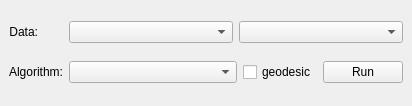
The window that gerbil/gui/docks/graphsegmentationdock.ui (gerbilvis/gerbil) describes before a commit, drawn with Qt 5.
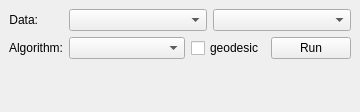
The same window after the commit. Icons and pictures are not drawn.

Commit message: add spacers to dock widgets, set min size on views, hide UsSeg per default.

```diff
--- a/gerbil/gui/docks/graphsegmentationdock.ui
+++ b/gerbil/gui/docks/graphsegmentationdock.ui
@@ -6,12 +6,12 @@
    <rect>
     <x>0</x>
     <y>0</y>
-    <width>412</width>
-    <height>106</height>
+    <width>360</width>
+    <height>112</height>
    </rect>
   </property>
   <property name="sizePolicy">
-   <sizepolicy hsizetype="MinimumExpanding" vsizetype="Fixed">
+   <sizepolicy hsizetype="MinimumExpanding" vsizetype="Minimum">
     <horstretch>0</horstretch>
     <verstretch>0</verstretch>
    </sizepolicy>
@@ -21,7 +21,7 @@
   </property>
   <widget class="QWidget" name="dockWidgetContents">
    <layout class="QGridLayout" name="gridLayout">
-    <item row="2" column="0">
+    <item row="3" column="0">
      <widget class="QLabel" name="label_23">
       <property name="sizePolicy">
        <sizepolicy hsizetype="Fixed" vsizetype="Fixed">
@@ -53,7 +53,7 @@
       </property>
      </widget>
     </item>
-    <item row="2" column="1" colspan="2">
+    <item row="3" column="1" colspan="2">
      <layout class="QHBoxLayout" name="horizontalLayout">
       <item>
        <widget class="QComboBox" name="graphsegAlgoBox">
@@ -101,7 +101,7 @@
      </layout>
     </item>
     <item row="1" column="1" colspan="2">
-     <layout class="QHBoxLayout" name="horizontalLayout" stretch="0,0">
+     <layout class="QHBoxLayout" name="horizontalLayout1" stretch="0,0">
       <item>
        <widget class="QComboBox" name="graphsegSourceBox">
         <property name="sizePolicy">
@@ -127,6 +127,19 @@
       </item>
      </layout>
     </item>
+    <item row="4" column="1">
+     <spacer name="verticalSpacer">
+      <property name="orientation">
+       <enum>Qt::Vertical</enum>
+      </property>
+      <property name="sizeHint" stdset="0">
+       <size>
+        <width>20</width>
+        <height>40</height>
+       </size>
+      </property>
+     </spacer>
+    </item>
    </layout>
   </widget>
  </widget>
```
The commit also changes 4 other files.
